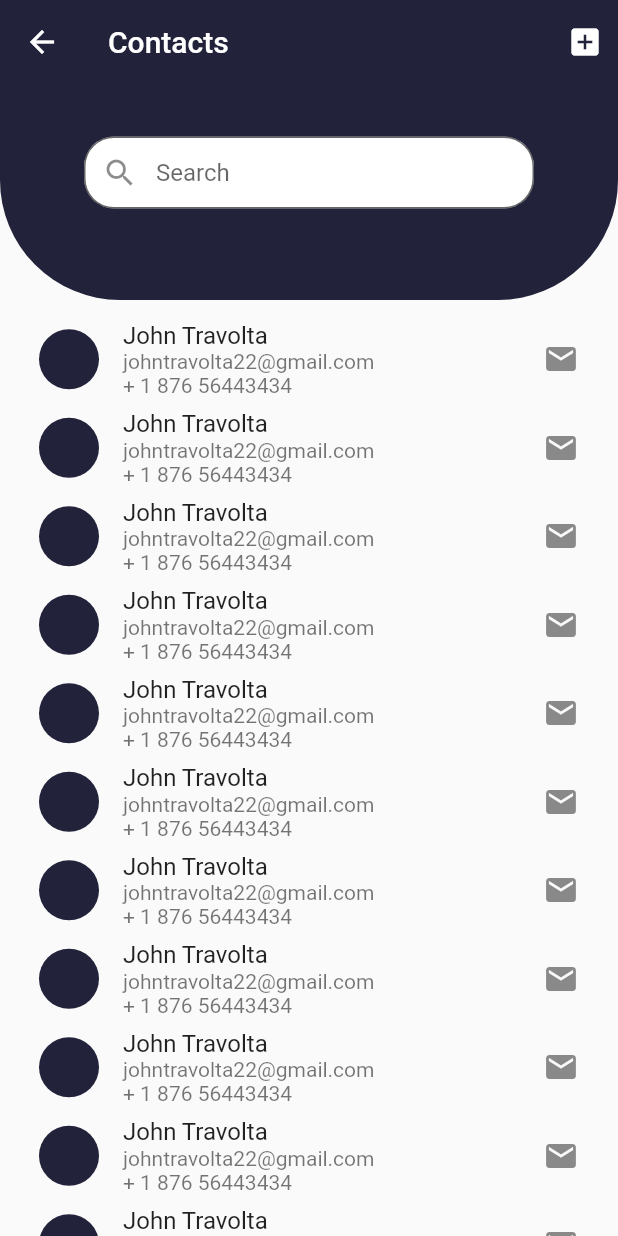
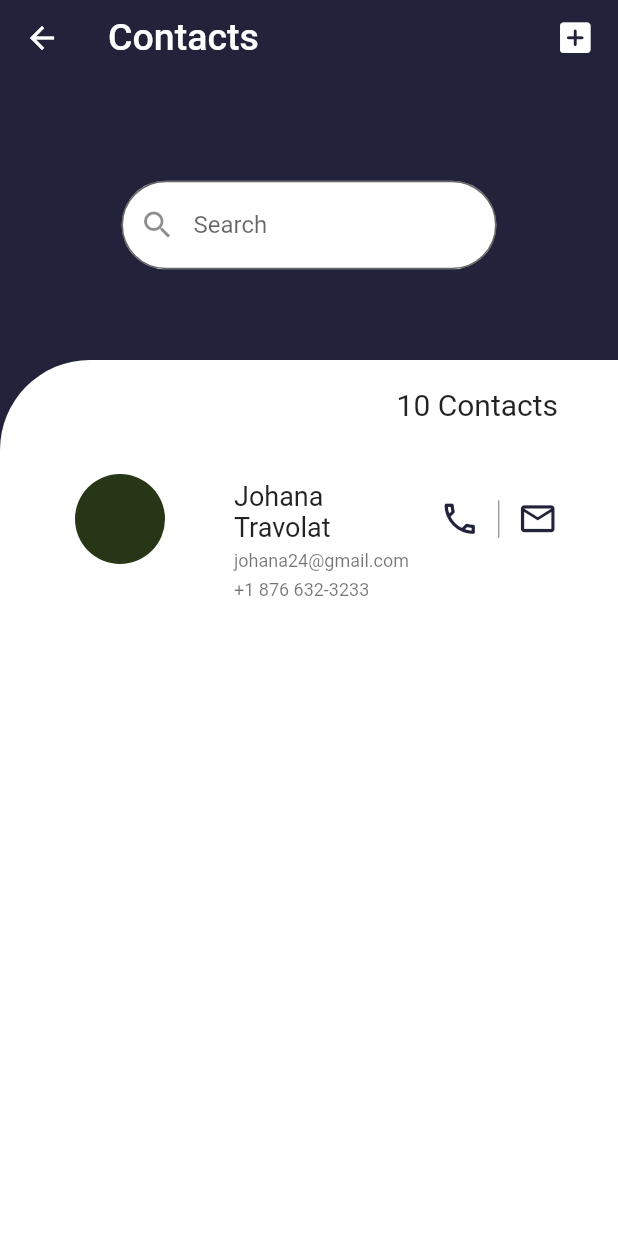
Before and after one commit to Amber-Classwork/contact_list_flutter, a Flutter app: the MainContactsPage screen opened directly, on a phone screen of 412 x 824 dp. Run offline on Flutter 3.47's test engine with Material 2 defaults, Android fonts, the phone set to English and light mode, and no system bars; our stand-ins replace get.

Commit message:
main page updated

```diff
--- a/lib/main.dart
+++ b/lib/main.dart
@@ -1,6 +1,8 @@
 import 'package:contact_list_flutter/pages/home/main_contacts_page.dart';
 import 'package:contact_list_flutter/pages/login_page.dart';
 import 'package:flutter/material.dart';
+
+import 'pages/welcome_page.dart';
 
 void main() {
   runApp(const RootApp());
--- a/lib/pages/home/main_contacts_page.dart
+++ b/lib/pages/home/main_contacts_page.dart
@@ -1,119 +1,6 @@
 import 'package:contact_list_flutter/utils/colors.dart';
 import 'package:flutter/material.dart';
 import '../../utils/dimensions.dart';
-
-// class MainContactsPage extends StatelessWidget {
-//   const MainContactsPage({super.key});
-
-//   @override
-//   Widget build(BuildContext context) {
-//     return Scaffold(
-//       body: CustomScrollView(slivers: [
-//         SliverPersistentHeader(
-//           delegate: CustomAppBar(extendedHeight: 200),
-//           pinned: true,
-//           floating: true,
-//         ),
-//         SliverToBoxAdapter(
-//           child: Expanded(
-//             child: ListView.builder(
-//               shrinkWrap: true,
-//               physics: NeverScrollableScrollPhysics(),
-//               itemCount: 30,
-//               itemBuilder: (BuildContext context, int index) {
-//                 return Padding(
-//                   padding:
-//                       const EdgeInsets.symmetric(horizontal: 8.0, vertical: 5),
-//                   child: Card(
-//                     child: Row(
-//                       mainAxisAlignment: MainAxisAlignment.spaceBetween,
-//                       children: [
-//                         Padding(
-//                           padding: const EdgeInsets.symmetric(
-//                               vertical: 15, horizontal: 12),
-//                           child: Column(
-//                             crossAxisAlignment: CrossAxisAlignment.start,
-//                             mainAxisAlignment: MainAxisAlignment.spaceAround,
-//                             children: [
-//                               Text('John Brown'),
-//                               SizedBox(
-//                                 height: 10,
-//                               ),
-//                               Text('johnbrown@gmail.com'),
-//                               Text('1 876 436-6233')
-//                             ],
-//                           ),
-//                         ),
-//                         Icon(Icons.more_vert)
-//                       ],
-//                     ),
-//                   ),
-//                 );
-//               },
-//             ),
-//           ),
-//         )
-//       ]),
-//       bottomNavigationBar: BottomNavigationBar(
-//         items: [
-//           BottomNavigationBarItem(icon: Icon(Icons.home), label: 'Home'),
-//           BottomNavigationBarItem(
-//               icon: Icon(Icons.contacts), label: 'Contacts'),
-//           BottomNavigationBarItem(icon: Icon(Icons.person), label: 'Profile'),
-//           BottomNavigationBarItem(icon: Icon(Icons.logout), label: 'Logout'),
-//         ],
-//         type: BottomNavigationBarType.fixed,
-//       ),
-//     );
-//   }
-// }
-
-// class CustomAppBar extends SliverPersistentHeaderDelegate {
-//   final double extendedHeight;
-//   CustomAppBar({required this.extendedHeight});
-//   @override
-//   Widget build(
-//       BuildContext context, double shrinkOffset, bool overlapsContent) {
-//     return Stack(
-//       fit: StackFit.expand,
-//       clipBehavior: Clip.none,
-//       children: [
-//         Image.network(
-//           'https://images.pexels.com/photos/5583535/pexels-photo-5583535.jpeg?auto=compress&cs=tinysrgb&w=1260&h=750&dpr=1',
-//           fit: BoxFit.cover,
-//         ),
-//         Positioned(
-//           top: extendedHeight / 1.2 - shrinkOffset,
-//           left: MediaQuery.of(context).size.width / 4,
-//           right: MediaQuery.of(context).size.width / 4,
-//           child: Opacity(
-//             opacity: (1 - shrinkOffset / extendedHeight),
-//             child: TextField(
-//               decoration: InputDecoration(
-//                 border:
-//                     OutlineInputBorder(borderRadius: BorderRadius.circular(10)),
-//                 filled: true,
-//                 fillColor: Colors.white,
-//                 hintText: ' Search',
-//                 prefixIcon: Icon(Icons.search),
-//               ),
-//             ),
-//           ),
-//         ),
-//       ],
-//     );
-//   }
-
-//   @override
-//   double get maxExtent => extendedHeight;
-
-//   @override
-//   double get minExtent => kToolbarHeight;
-
-//   @override
-//   bool shouldRebuild(covariant SliverPersistentHeaderDelegate oldDelegate) =>
-//       true;
-// }
 
 class MainContactsPage extends StatelessWidget {
   const MainContactsPage({super.key});
@@ -121,74 +8,144 @@ class MainContactsPage extends StatelessWidget {
   @override
   Widget build(BuildContext context) {
     return Scaffold(
-      extendBodyBehindAppBar: true,
-      appBar: AppBar(
-        backgroundColor: Colors.transparent,
+      backgroundColor: Colors.white,
+      body: CustomScrollView(
+        slivers: [
+          SliverAppBar(
+            collapsedHeight: 50,
+            toolbarHeight: 50,
+            pinned: true,
             elevation: 0,
-        title: Text('Contacts'),
-        actions: [
+            floating: true,
+            backgroundColor: AppColors.mainBlue,
+            expandedHeight: 300,
+            title: const Text(
+              'Contacts',
+              style: TextStyle(fontSize: 25),
+            ),
+            actions: const [
               Padding(
-            padding: const EdgeInsets.symmetric(horizontal: 10.0),
-            child: Icon(Icons.add_box),
+                padding: EdgeInsets.only(right: 15.0),
+                child: Icon(
+                  Icons.add_box_rounded,
+                  size: 27,
                 ),
+              )
             ],
-      ),
-      body: Column(
+            flexibleSpace: FlexibleSpaceBar(
+              background: Column(
+                mainAxisAlignment: MainAxisAlignment.center,
                 children: [
-          Container(
-            height: 200,
-            width: double.maxFinite,
-            decoration: BoxDecoration(
-              color: AppColors.mainBlue,
-              borderRadius: BorderRadius.only(
-                bottomLeft: (Radius.circular(80)),
-                bottomRight: (Radius.circular(80)),
-              ),
-            ),
-            child: Center(
-              child: Padding(
-                padding: const EdgeInsets.only(top: 30.0),
-                child: SizedBox(
-                  width: 300,
+                  SizedBox(
+                    width: 250,
                     child: TextField(
                       decoration: InputDecoration(
-                        contentPadding: EdgeInsets.all(0),
+                        prefixIcon: const Icon(Icons.search),
+                        hintText: 'Search',
+                        filled: true,
+                        fillColor: Colors.white,
                         border: OutlineInputBorder(
-                            borderRadius: BorderRadius.circular(20)),
-                        fillColor: Colors.white,
-                        filled: true,
-                        hintText: "Search",
-                        prefixIcon: Icon(Icons.search)),
+                          borderRadius: BorderRadius.circular(30),
                         ),
                       ),
                     ),
                   ),
+                ],
               ),
-          Container(
-            child: Expanded(
+            ),
+            bottom: PreferredSize(
+              preferredSize: const Size.fromHeight(60),
+              child: Container(
+                height: 60,
+                decoration: const BoxDecoration(
+                  color: Colors.white,
+                  borderRadius: BorderRadius.only(
+                    topLeft: Radius.circular(60),
+                  ),
+                ),
+                child: Row(
+                  mainAxisAlignment: MainAxisAlignment.end,
+                  children: const [
+                    Padding(
+                      padding: EdgeInsets.only(right: 40.0),
+                      child: Text(
+                        '10 Contacts',
+                        style: TextStyle(
+                            fontSize: 20, fontWeight: FontWeight.w400),
+                      ),
+                    ),
+                  ],
+                ),
+              ),
+            ),
+          ),
+          SliverToBoxAdapter(
+            child: Padding(
+              padding: const EdgeInsets.only(
+                left: 20,
+                right: 40.0,
+              ),
               child: ListView.builder(
-                  padding: EdgeInsets.symmetric(horizontal: 10, vertical: 10),
-                  physics: NeverScrollableScrollPhysics(),
+                padding: const EdgeInsets.only(top: 0, bottom: 20),
                 shrinkWrap: true,
-                  itemCount: 30,
-                  itemBuilder: (context, index) {
+                physics: const NeverScrollableScrollPhysics(),
+                itemCount: 1,
+                itemBuilder: (BuildContext context, int index) {
                   return ListTile(
-                      leading: CircleAvatar(
-                        backgroundColor: AppColors.mainBlue,
-                        radius: 20,
+                    dense: true,
+                    minVerticalPadding: 20,
+                    visualDensity: const VisualDensity(vertical: 3),
+                    contentPadding: const EdgeInsets.all(0),
+                    leading: const CircleAvatar(
+                        radius: 60, backgroundColor: AppColors.mainGreen),
+                    title: const Padding(
+                      padding: EdgeInsets.only(bottom: 5.0),
+                      child: Text(
+                        'Johana Travolat',
+                        style: TextStyle(fontSize: 18),
                       ),
-                      title: Text('John Travolta'),
+                    ),
                     subtitle: Column(
                       crossAxisAlignment: CrossAxisAlignment.start,
+                      children: const [
+                        Text('johana24@gmail.com'),
+                        SizedBox(
+                          height: 5,
+                        ),
+                        Text('+1 876 632-3233'),
+                      ],
+                    ),
+                    trailing: Column(
+                      mainAxisAlignment: MainAxisAlignment.center,
                       children: [
-                            Text('johntravolta22@gmail.com'),
-                            Text('+ 1 876 56443434')
-                          ]),
-                      trailing: Icon(Icons.email),
+                        Row(
+                          mainAxisSize: MainAxisSize.min,
+                          children: const [
+                            Icon(
+                              Icons.call_outlined,
+                              color: AppColors.mainBlue,
+                              size: 27,
+                            ),
+                            SizedBox(
+                                width: 25,
+                                height: 25,
+                                child: VerticalDivider(
+                                  color: Colors.black54,
+                                )),
+                            Icon(
+                              Icons.email_outlined,
+                              color: AppColors.mainBlue,
+                              size: 27,
+                            )
+                          ],
+                        ),
+                      ],
+                    ),
                   );
-                  }),
+                },
               ),
-          )
+            ),
+          ),
         ],
       ),
     );
--- a/lib/utils/colors.dart
+++ b/lib/utils/colors.dart
@@ -2,5 +2,5 @@ import 'dart:ui';
 
 class AppColors {
   static const Color mainBlue = Color(0xFF22223B);
-  static const Color mainOrange = Color(0xFFEE6C4D);
+  static const Color mainGreen = Color(0xFF283618);
 }
```
Also changed, not shown: lib/pages/login_page.dart (+76 -21 lines), lib/pages/welcome_page.dart (added, +86 -0 lines). Lines whose indentation alone changed are shown as unchanged.
